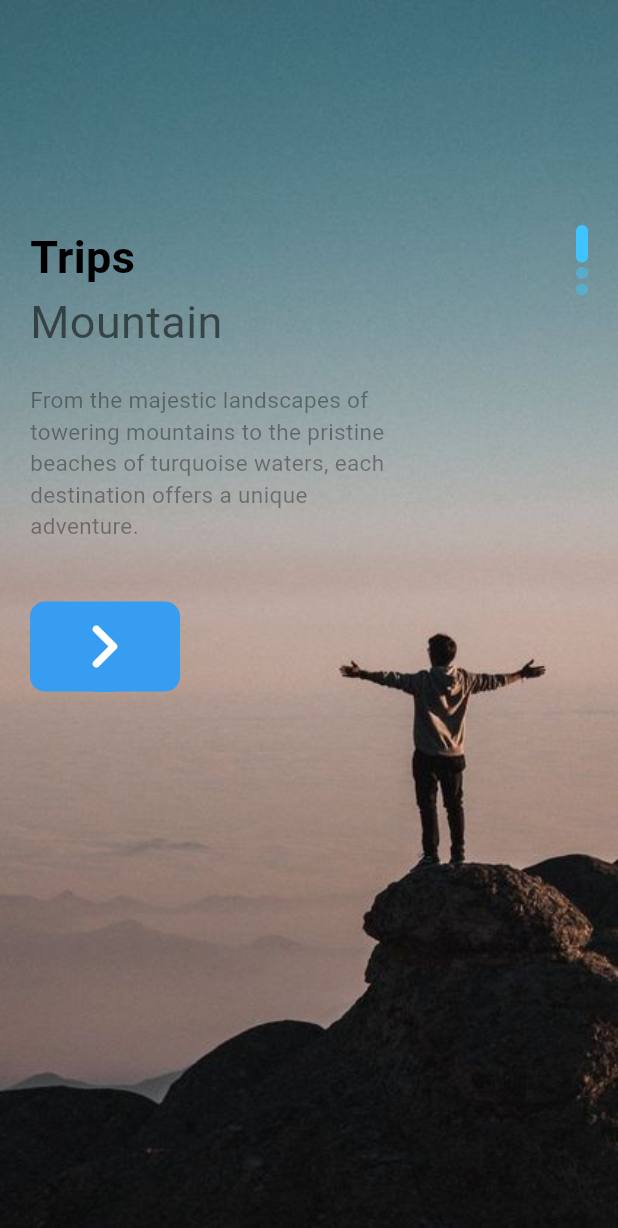
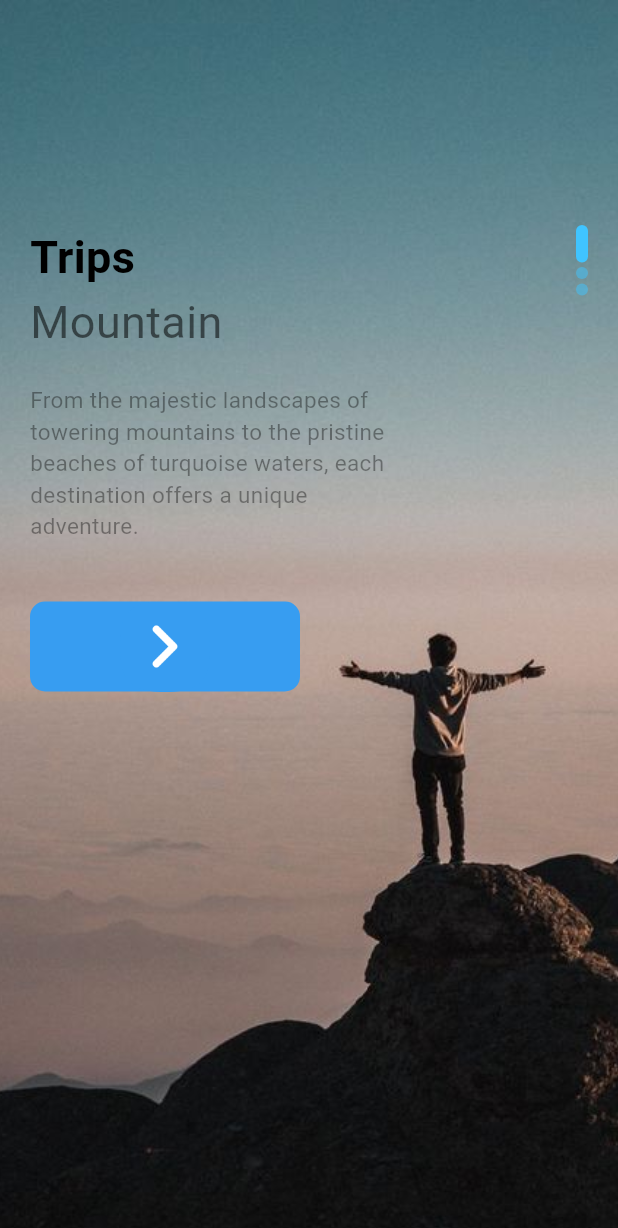
Before and after one commit to Gurjantrandahwa/travel_flutter_app, a Flutter app: the WelcomePage screen opened directly, on a phone screen of 412 x 824 dp. Shown: the top 1228 px of the screen. Run offline on Flutter 3.47's test engine with Material 2 defaults, Android fonts, the phone set to English and light mode, and no system bars; our stand-ins replace bloc, equatable, flutter_bloc.

Commit message:
travel app

```diff
--- /dev/null
+++ b/lib/cubit/app_cubit_states.dart
@@ -0,0 +1,31 @@
+import 'package:equatable/equatable.dart';
+
+abstract class CubicStates extends Equatable{}
+
+class InitialState extends CubicStates{
+
+  @override
+  // TODO: implement props
+  List<Object> get props =>[
+
+  ];
+
+}
+class WelcomeState extends CubicStates{
+  @override
+  // TODO: implement props
+  List<Object> get props =>[];
+
+}
+class LoadingState extends CubicStates{
+  @override
+  // TODO: implement props
+  List<Object> get props =>[];
+
+}
+class LoadedState extends CubicStates{
+  @override
+  // TODO: implement props
+  List<Object> get props =>[];
+
+}
--- /dev/null
+++ b/lib/cubit/app_cubits.dart
@@ -0,0 +1,17 @@
+import 'package:bloc/bloc.dart';
+import 'package:travel_app/cubit/app_cubit_states.dart';
+
+class AppCubits extends Cubit<CubicStates> {
+  AppCubits() : super(InitialState()) {
+    emit(WelcomeState());
+  }
+
+  void getData() {
+    try {
+      emit(LoadedState());
+
+    } catch (e) {
+      print(e);
+    }
+  }
+}
--- a/lib/pages/welcome_page.dart
+++ b/lib/pages/welcome_page.dart
@@ -1,5 +1,7 @@
 import 'package:flutter/cupertino.dart';
 import 'package:flutter/material.dart';
+import 'package:flutter_bloc/flutter_bloc.dart';
+import 'package:travel_app/cubit/app_cubits.dart';
 import 'package:travel_app/widgets/app_large_text.dart';
 import 'package:travel_app/widgets/app_text.dart';
 import 'package:travel_app/widgets/responsive_button.dart';
@@ -58,8 +60,16 @@ class _WelcomePageState extends State<WelcomePage> {
                         SizedBox(
                           height: 40,
                         ),
-                        ResponsiveButton(
-                          width: 100,
+                        GestureDetector(
+                          onTap: (){
+                            BlocProvider.of<AppCubits>(context).getData();
+                          },
+                          child: Container(
+                            width: 180,
+                            child: ResponsiveButton(
+                              width: 100,
+                            ),
+                          ),
                         )
                       ],
                     ),
--- a/pubspec.yaml
+++ b/pubspec.yaml
@@ -35,7 +35,10 @@ dependencies:
   # The following adds the Cupertino Icons font to your application.
   # Use with the CupertinoIcons class for iOS style icons.
   cupertino_icons: ^1.0.2
-
+  bloc:
+  flutter_bloc:
+  equatable:
+  http:
 dev_dependencies:
   flutter_test:
     sdk: flutter
```
Also changed, not shown: lib/cubit/app_cubit_logics.dart (added, +30 -0 lines), lib/main.dart (+8 -4 lines), lib/models/data_model.dart (added, +30 -0 lines), lib/services/data_services.dart (added, +23 -0 lines), pubspec.lock.
